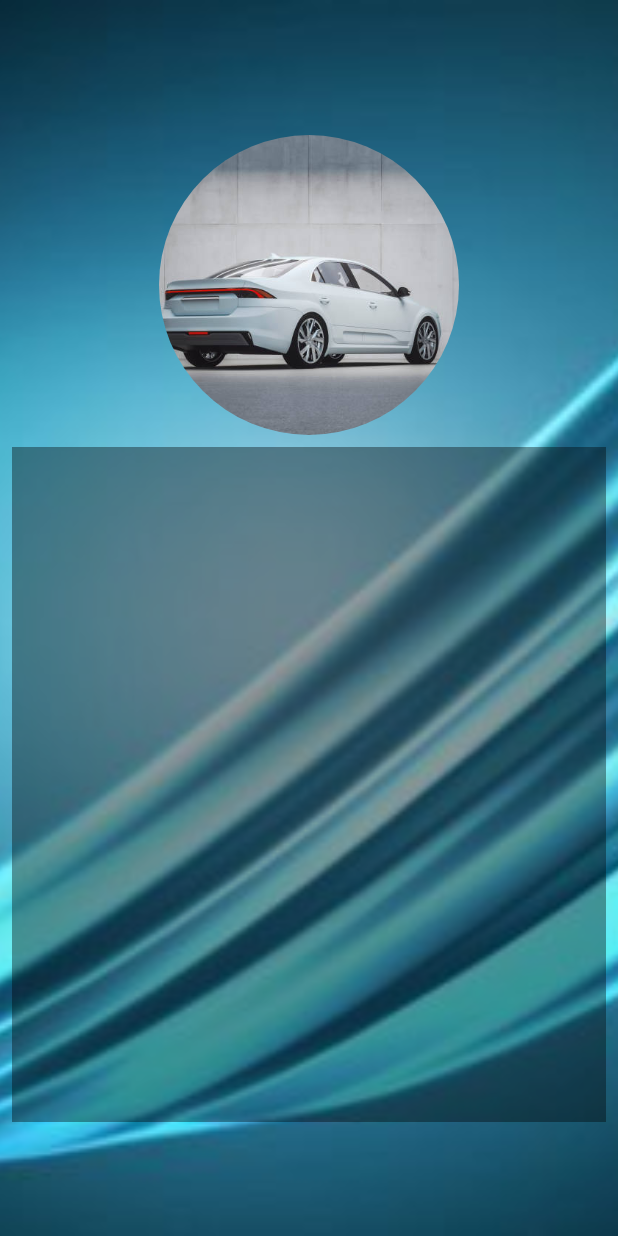
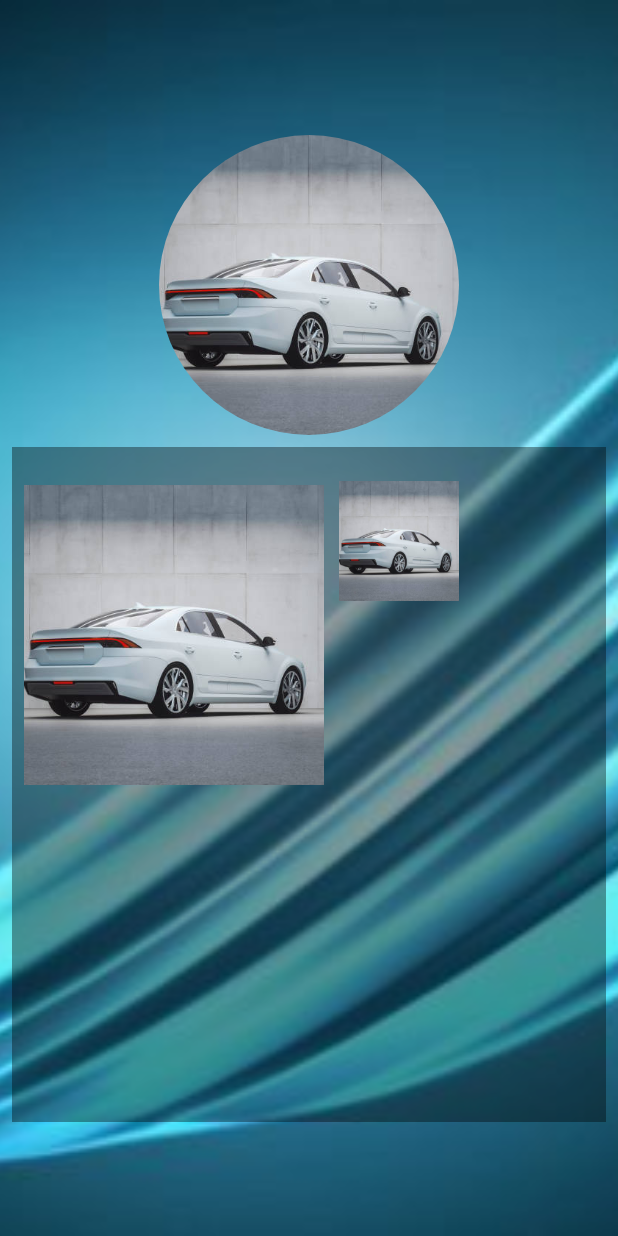
Before and after one commit to rbgithuub/demo-mobile-app, a Flutter app: the screen it shows after launch, on a phone screen of 412 x 824 dp. Run offline on Flutter 3.47's test engine with Material 2 defaults, Android fonts, the phone set to English and light mode, and no system bars.

Commit message:
New code changes for day-4 project-2

```diff
--- a/mobile_app_image/lib/project_2.dart
+++ b/mobile_app_image/lib/project_2.dart
@@ -35,13 +35,42 @@ class project_two extends StatelessWidget {
             ),
             Padding(
               padding: const EdgeInsets.all(8.0),
-              child: Container(
-                height: 450,
-                width: 450,
-                color: Colors.black38,
-                child: Column (
+              child: Column(
+                children: [
+                  Container(
+                    height: 450,
+                    width: 450,
+                    color: Colors.black38,
+                    child: Padding(
+                      padding: const EdgeInsets.all(8.0),
+                      child: Row(
+                        children: [
+                          Padding(
+                            padding: const EdgeInsets.only(bottom: 200.0),
+                            child: Image(
+                              image: AssetImage("assets/img/car2.jpeg"),
+                              width: 200,
+                              height: 200,
+                              fit:BoxFit.cover,
+                            ),
+                          ),
+                          SizedBox(width: 10,),
+                          Padding(
+                            padding: const EdgeInsets.only(bottom: 325.0),
+                            child: Image(
+                                image: AssetImage("assets/img/car2.jpeg"),
+                                width: 80,
+                                height: 80,
+                                fit:BoxFit.cover,
+                            ),
+                          )
 
-                ),
+                        ],
+                      )
+                    ),
+                  ),
+                ],
+
               ),
             )
           ],
```
